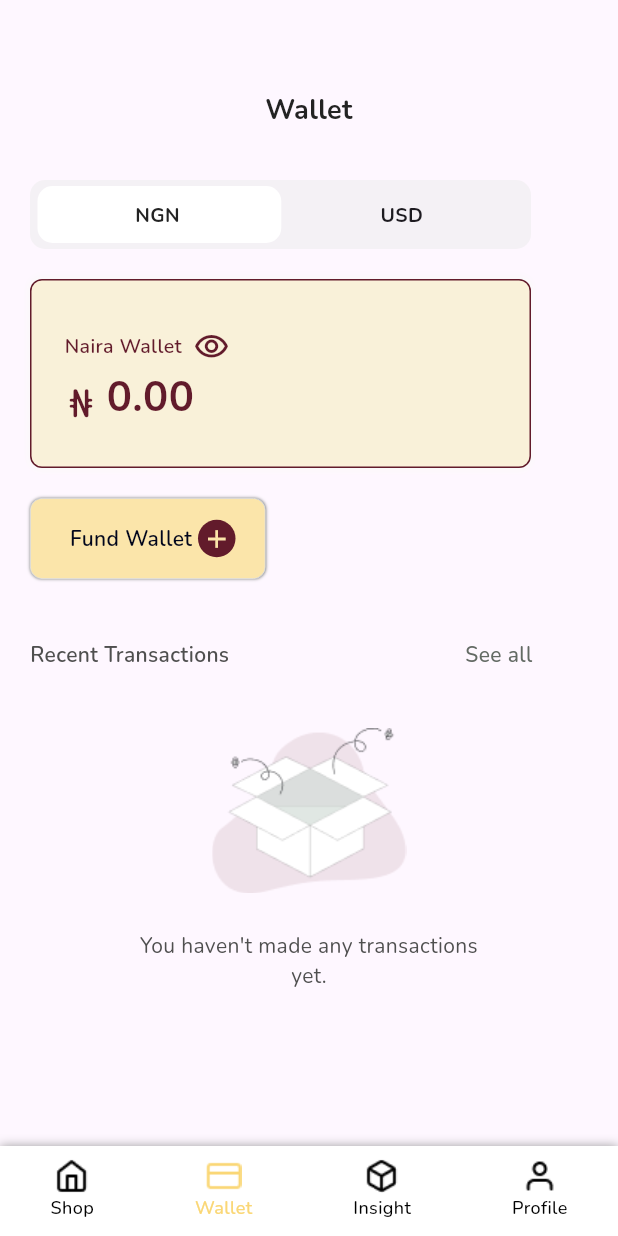
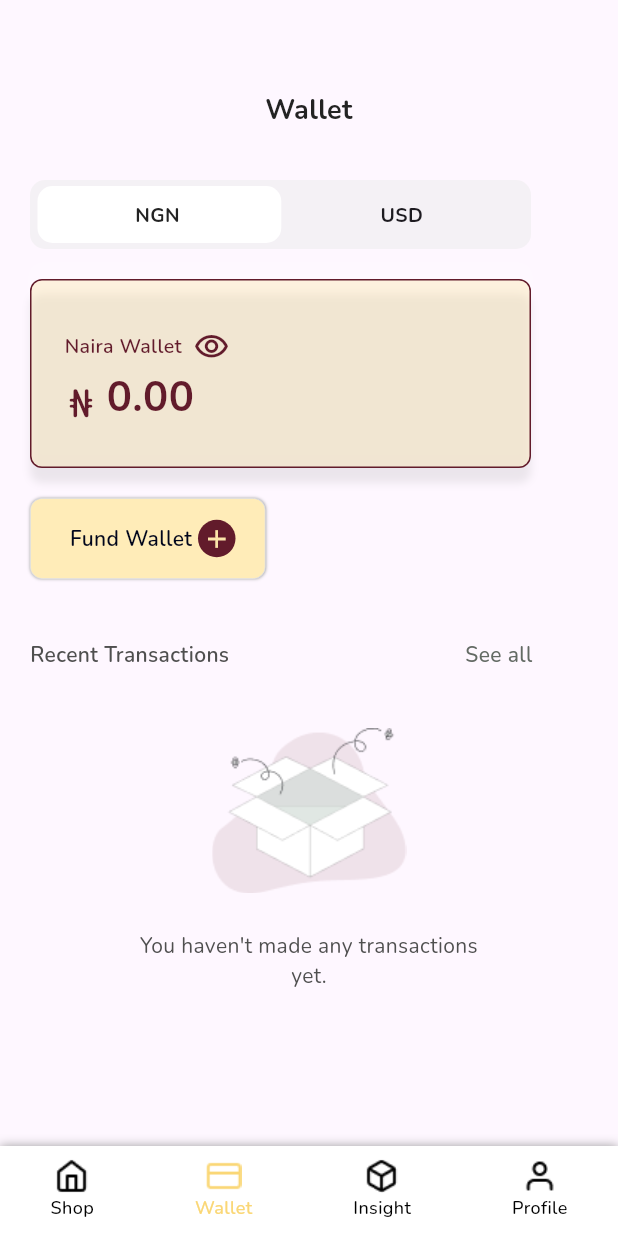
Before and after one commit to Gld-Mx24483/S.D.T.F.C, a Flutter app: the DesignerMainScreen screen opened directly, item 2 of the bottom bar chosen, on a phone screen of 412 x 824 dp. Run offline on Flutter 3.47's test engine with Material 3 defaults, Android fonts, the phone set to English and light mode, and no system bars; our stand-ins replace google_fonts, logger.

Commit message:
wallet card

```diff
--- a/client/lib/fash_dgn_wallet.dart
+++ b/client/lib/fash_dgn_wallet.dart
@@ -82,14 +82,14 @@ class _WalletScreenState extends State<WalletScreen> {
                 ),
                 boxShadow: const [
                   BoxShadow(
-                    color: Color.fromARGB(255, 253, 250, 250),
-                    offset: Offset(0, 1),
+                    color: Color.fromARGB(48, 255, 255, 255),
+                    offset: Offset(0, -10),
                     blurRadius: 4,
                     spreadRadius: 0,
                   ),
                   BoxShadow(
-                    color: Color.fromARGB(255, 248, 248, 248),
-                    offset: Offset(0, -1),
+                    color: Color.fromARGB(47, 152, 152, 152),
+                    offset: Offset(0, 10),
                     blurRadius: 4,
                     spreadRadius: 0,
                   ),
@@ -110,7 +110,9 @@ class _WalletScreenState extends State<WalletScreen> {
                             Row(
                               children: [
                                 Text(
-                                  'Naira Wallet',
+                                  _isNGNSelected
+                                      ? 'Naira Wallet'
+                                      : 'USD Wallet',
                                   style: GoogleFonts.nunito(
                                     fontSize: 13,
                                     fontWeight: FontWeight.w600,
@@ -141,7 +143,7 @@ class _WalletScreenState extends State<WalletScreen> {
                                   height: 34,
                                   padding: const EdgeInsets.all(3),
                                   child: Text(
-                                    '₦',
+                                    _isNGNSelected ? '₦' : '\$',
                                     style: GoogleFonts.nunito(
                                       fontSize: 26,
                                       fontWeight: FontWeight.w600,
@@ -150,12 +152,24 @@ class _WalletScreenState extends State<WalletScreen> {
                                   ),
                                 ),
                                 const SizedBox(width: 4),
-                                Text(
-                                  '0.00',
+                                _isAmountVisible
+                                    ? Text(
+                                        _isNGNSelected ? '0.00' : '200,000',
                                         style: GoogleFonts.nunito(
                                           fontSize: 28,
                                           fontWeight: FontWeight.w700,
                                           color: const Color(0xFF621B2B),
+                                        ),
+                                      )
+                                    : Transform.translate(
+                                        offset: const Offset(0, 5),
+                                        child: Text(
+                                          '***',
+                                          style: GoogleFonts.nunito(
+                                            fontSize: 28,
+                                            fontWeight: FontWeight.w700,
+                                            color: const Color(0xFF621B2B),
+                                          ),
                                         ),
                                       ),
                               ],
@@ -176,7 +190,7 @@ class _WalletScreenState extends State<WalletScreen> {
               margin: const EdgeInsets.only(top: 20),
               padding: const EdgeInsets.fromLTRB(26, 14, 19, 14),
               decoration: BoxDecoration(
-                color: const Color(0xFFFBE5AA),
+                color: const Color.fromARGB(255, 255, 236, 184),
                 borderRadius: const BorderRadius.only(
                   topLeft: Radius.circular(8),
                   topRight: Radius.circular(8),
@@ -189,7 +203,7 @@ class _WalletScreenState extends State<WalletScreen> {
                 ),
                 boxShadow: const [
                   BoxShadow(
-                    color: Color(0xFF747A74),
+                    color: Color.fromARGB(255, 160, 162, 160),
                     offset: Offset(0, 0),
                     blurRadius: 1,
                     spreadRadius: 0,
```
Lines whose indentation alone changed are shown as unchanged.
